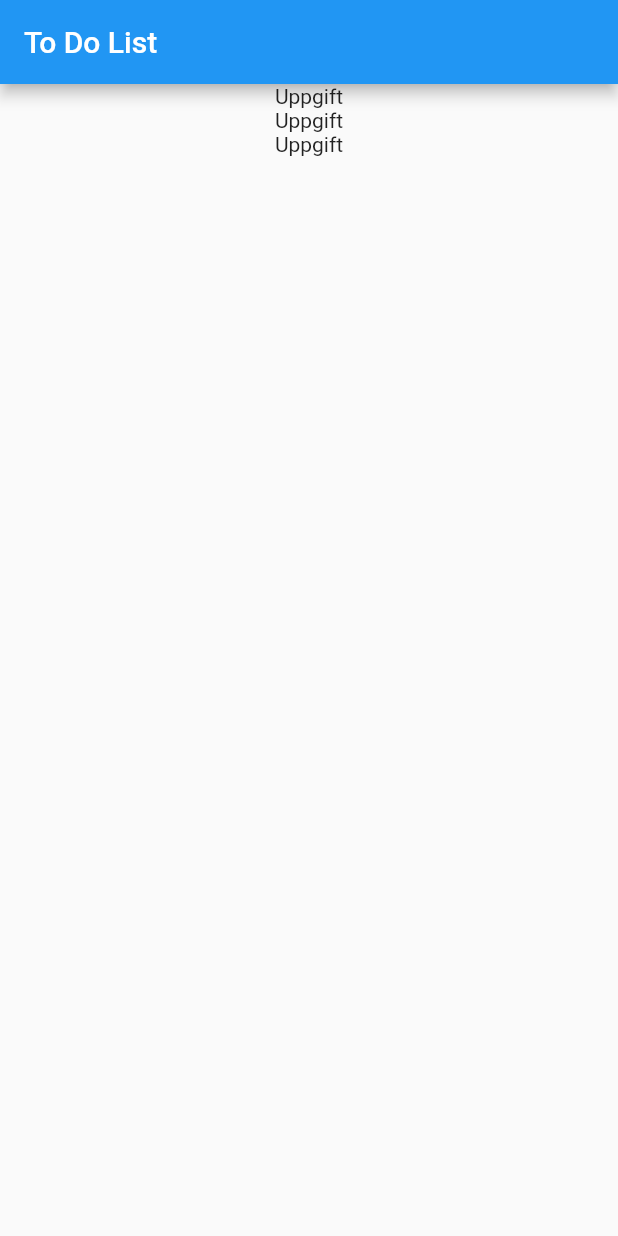
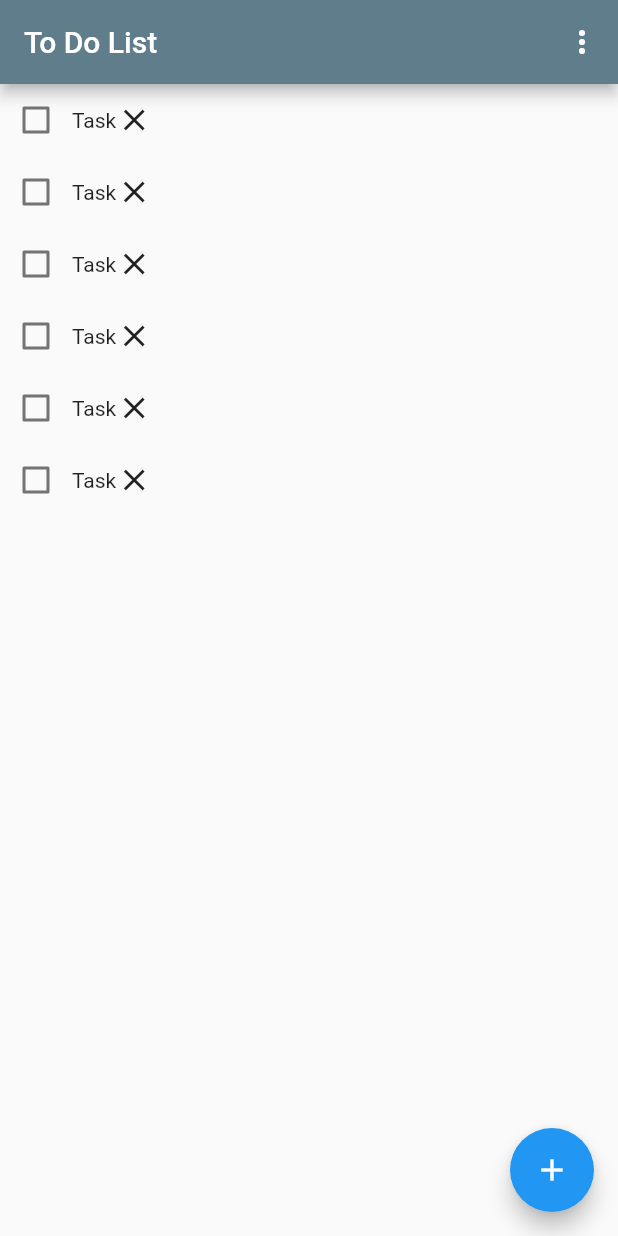
Before and after one commit to gu-tig333-ht22/gusanniecl, a Flutter app: the screen it shows after launch, on a phone screen of 412 x 824 dp. Run offline on Flutter 3.47's test engine with Material 2 defaults, Android fonts, the phone set to English and light mode, and no system bars.

Commit message:
Skapande av "homeview" och "secondview" påbörjat.

```diff
--- a/lib/homeview.dart
+++ b/lib/homeview.dart
@@ -1,27 +1,53 @@
-// Skapa hemvyn med to do listan
+// Hemvy med en to do list
 
 import 'package:flutter/material.dart';
+import 'package:template/secondview.dart';
 
 class MyHomePage extends StatelessWidget {
   @override
   Widget build(BuildContext context) {
     return Scaffold(
-      appBar: AppBar(
-        title: Text('To Do List'),
-      ),
-      body: Center(
-        child: Column(
-          children: [
-            _task(),
-            _task(),
-            _task(),
+        appBar: AppBar(
+          title: Text('To Do List'),
+          backgroundColor: Colors.blueGrey,
+          elevation: 4,
+          actions: [
+            IconButton(
+              icon: Icon(Icons.more_vert_sharp),
+              onPressed: () {},
+            )
           ],
         ),
-      ),
-    );
-  }
-
-  Widget _task() {
-    return Text('Uppgift');
+        body: Center(
+            child: Column(
+                mainAxisAlignment: MainAxisAlignment.start,
+                crossAxisAlignment: CrossAxisAlignment.start,
+                children: [
+              _checkboxRow(),
+              _checkboxRow(),
+              _checkboxRow(),
+              _checkboxRow(),
+              _checkboxRow(),
+              _checkboxRow()
+            ])),
+        floatingActionButton: FloatingActionButton(
+            child: Icon(Icons.add),
+            onPressed: () {
+              Navigator.push(context,
+                  MaterialPageRoute(builder: (context) => SecondView()));
+            }));
   }
 }
+
+Widget _checkboxRow() {
+  return Row(
+    children: [
+      Checkbox(
+        value: false,
+        onChanged: (val) {},
+      ),
+      Text('Task'),
+      Icon(Icons.close)
+    ],
+  );
+}
--- a/lib/main.dart
+++ b/lib/main.dart
@@ -1,5 +1,3 @@
-// Huvudfunktionen - Appen
-
 import 'package:flutter/material.dart';
 import 'homeview.dart';
 import 'secondview.dart';
@@ -13,6 +11,7 @@ class TodoApp extends StatelessWidget {
   Widget build(BuildContext context) {
     return MaterialApp(
       home: MyHomePage(),
+      debugShowCheckedModeBanner: false,
     );
   }
 }
```
Also changed, not shown: lib/secondview.dart (+20 -0 lines).
